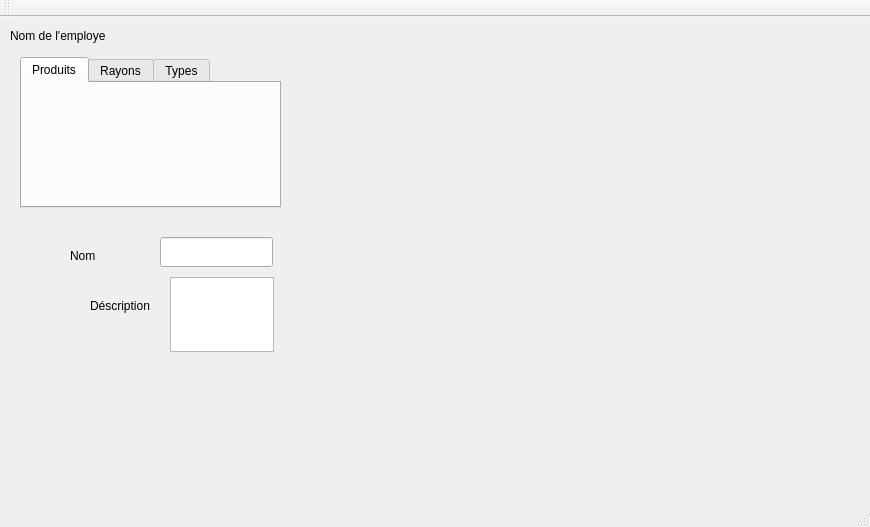
Qt form mainwindow.ui (Kahel3352/newworld_backoffice) before a commit.
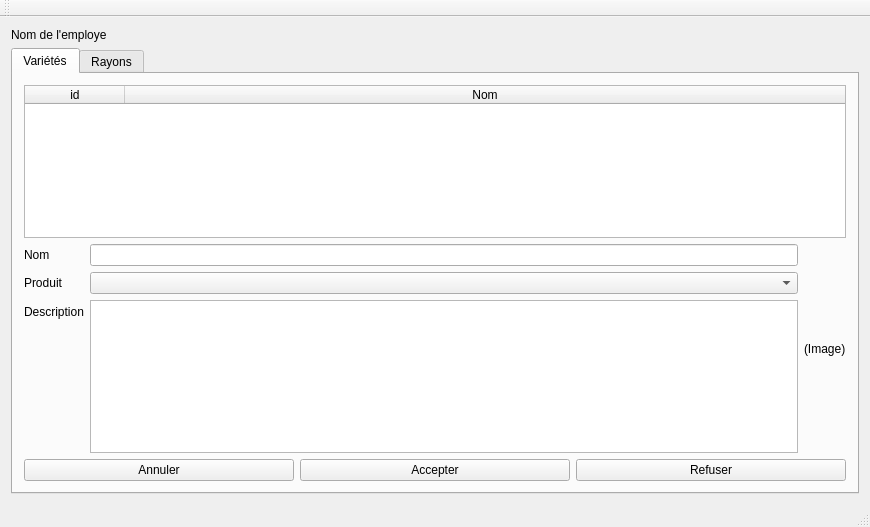
The same form after that commit. Icons and pictures are not drawn.

Commit message: add Acceptation variete add Refus variete add Annulation add Affichage image

```diff
--- a/mainwindow.ui
+++ b/mainwindow.ui
@@ -14,93 +14,151 @@
    <string>New World</string>
   </property>
   <widget class="QWidget" name="centralWidget">
+   <layout class="QVBoxLayout" name="verticalLayout_2">
+    <item>
    <widget class="QLabel" name="labelEmploye">
-    <property name="geometry">
-     <rect>
-      <x>10</x>
-      <y>10</y>
-      <width>251</width>
-      <height>18</height>
-     </rect>
-    </property>
     <property name="text">
      <string>Nom de l'employe</string>
     </property>
    </widget>
+    </item>
+    <item>
    <widget class="QTabWidget" name="tabWidget">
-    <property name="geometry">
-     <rect>
-      <x>20</x>
-      <y>40</y>
-      <width>261</width>
-      <height>151</height>
-     </rect>
-    </property>
     <property name="currentIndex">
      <number>0</number>
     </property>
     <widget class="QWidget" name="tab">
      <attribute name="title">
-      <string>Produits</string>
-     </attribute>
-    </widget>
-    <widget class="QWidget" name="tab_3">
-     <attribute name="title">
-      <string>Rayons</string>
-     </attribute>
-    </widget>
-    <widget class="QWidget" name="tab_2">
-     <attribute name="title">
-      <string>Types</string>
-     </attribute>
-    </widget>
-   </widget>
+        <string>Variétés</string>
+       </attribute>
+       <layout class="QVBoxLayout" name="verticalLayout">
+        <item>
+         <widget class="QTableWidget" name="tableVarietes">
+          <property name="selectionBehavior">
+           <enum>QAbstractItemView::SelectRows</enum>
+          </property>
+          <attribute name="horizontalHeaderCascadingSectionResizes">
+           <bool>true</bool>
+          </attribute>
+          <attribute name="horizontalHeaderMinimumSectionSize">
+           <number>100</number>
+          </attribute>
+          <attribute name="horizontalHeaderStretchLastSection">
+           <bool>true</bool>
+          </attribute>
+          <attribute name="verticalHeaderVisible">
+           <bool>false</bool>
+          </attribute>
+          <attribute name="verticalHeaderCascadingSectionResizes">
+           <bool>false</bool>
+          </attribute>
+          <column>
+           <property name="text">
+            <string>id</string>
+           </property>
+          </column>
+          <column>
+           <property name="text">
+            <string>Nom</string>
+           </property>
+          </column>
+         </widget>
+        </item>
+        <item>
+         <layout class="QHBoxLayout" name="horizontalLayout">
+          <item>
+           <layout class="QFormLayout" name="formLayoutVariete">
+            <item row="0" column="0">
    <widget class="QLabel" name="label">
-    <property name="geometry">
-     <rect>
-      <x>70</x>
-      <y>230</y>
-      <width>69</width>
-      <height>18</height>
-     </rect>
-    </property>
     <property name="text">
      <string>Nom</string>
     </property>
    </widget>
-   <widget class="QLineEdit" name="lineEdit">
-    <property name="geometry">
-     <rect>
-      <x>160</x>
-      <y>220</y>
-      <width>113</width>
-      <height>30</height>
-     </rect>
-    </property>
-   </widget>
+            </item>
+            <item row="0" column="1">
+             <widget class="QLineEdit" name="lineEditVarieteNom"/>
+            </item>
+            <item row="1" column="0">
+             <widget class="QLabel" name="label_3">
+              <property name="text">
+               <string>Produit</string>
+              </property>
+             </widget>
+            </item>
+            <item row="1" column="1">
+             <widget class="QComboBox" name="comboBoxVarieteProduit">
+              <property name="editable">
+               <bool>false</bool>
+              </property>
+             </widget>
+            </item>
+            <item row="2" column="0">
    <widget class="QLabel" name="label_2">
-    <property name="geometry">
-     <rect>
-      <x>90</x>
-      <y>280</y>
-      <width>69</width>
-      <height>18</height>
-     </rect>
-    </property>
+              <property name="text">
+               <string>Description</string>
+              </property>
+             </widget>
+            </item>
+            <item row="2" column="1">
+             <widget class="QTextEdit" name="textEditVarieteDescription"/>
+            </item>
+           </layout>
+          </item>
+          <item>
+           <widget class="QLabel" name="labelImage">
     <property name="text">
-     <string>Déscription</string>
-    </property>
-   </widget>
-   <widget class="QTextEdit" name="textEdit">
-    <property name="geometry">
-     <rect>
-      <x>170</x>
-      <y>260</y>
-      <width>104</width>
-      <height>75</height>
-     </rect>
-    </property>
-   </widget>
+             <string>(Image)</string>
+            </property>
+            <property name="scaledContents">
+             <bool>false</bool>
+            </property>
+           </widget>
+          </item>
+         </layout>
+        </item>
+        <item>
+         <layout class="QHBoxLayout" name="buttonVariete">
+          <item>
+           <widget class="QPushButton" name="pushButtonVarieteAnnuler">
+            <property name="text">
+             <string>Annuler</string>
+            </property>
+           </widget>
+          </item>
+          <item>
+           <widget class="QPushButton" name="pushButtonVarieteAccepter">
+            <property name="text">
+             <string>Accepter</string>
+            </property>
+            <property name="icon">
+             <iconset resource="ressources.qrc">
+              <normaloff>:/icones/img/check.png</normaloff>:/icones/img/check.png</iconset>
+            </property>
+           </widget>
+          </item>
+          <item>
+           <widget class="QPushButton" name="pushButtonVarieteRefuser">
+            <property name="text">
+             <string>Refuser</string>
+            </property>
+            <property name="icon">
+             <iconset resource="ressources.qrc">
+              <normaloff>:/icones/img/decline.png</normaloff>:/icones/img/decline.png</iconset>
+            </property>
+           </widget>
+          </item>
+         </layout>
+        </item>
+       </layout>
+      </widget>
+      <widget class="QWidget" name="tab_3">
+       <attribute name="title">
+        <string>Rayons</string>
+       </attribute>
+      </widget>
+     </widget>
+    </item>
+   </layout>
   </widget>
   <widget class="QMenuBar" name="menuBar">
    <property name="geometry">
```
Left out of the diff: 4 changed lines with no effect on the pictures. Lines whose indentation alone changed are shown as unchanged. The commit also changes 11 other files.
